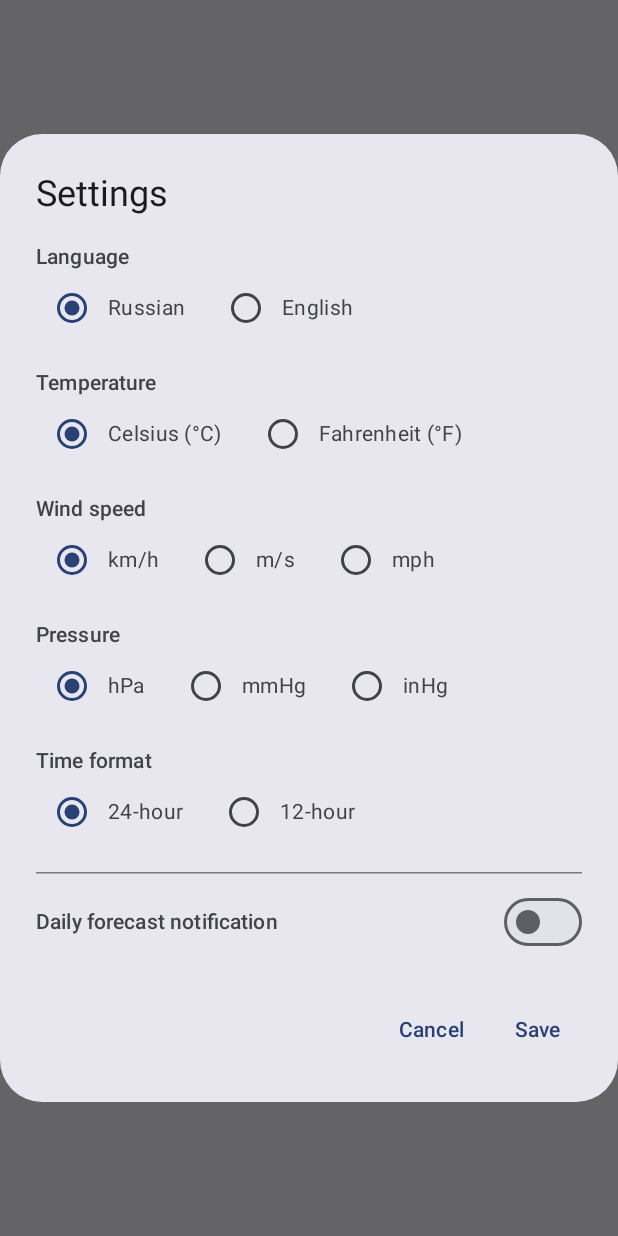
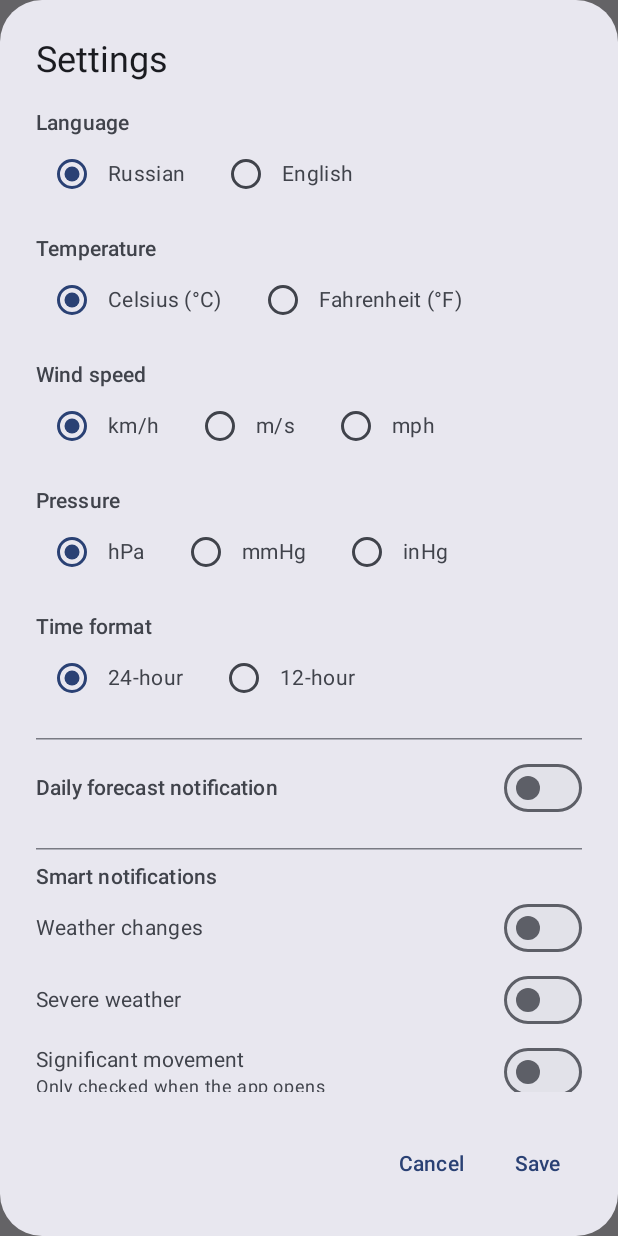
Before and after one commit to KitsuruDev/MobileApp-Weather, an Android app built with Jetpack Compose: the composable SettingsDialog shown on its own in the app's theme, on a phone screen of 412 x 824 dp. Run offline under Robolectric (Android 15) with nearby library versions, the phone set to English and light mode, and no system bars; 2 statements that could not run were skipped.

Commit message:
Добавлены новые уведомления

```diff
--- a/app/src/main/java/com/example/appweather/data/AppSettings.kt
+++ b/app/src/main/java/com/example/appweather/data/AppSettings.kt
@@ -10,9 +10,11 @@ data class AppSettings(
     val language: String = "ru",
     val timeFormat: String = "24h",
     val notificationsEnabled: Boolean = false,
-    val notificationTime: String = "08:00"
+    val notificationTime: String = "08:00",
+    val weatherChangeNotificationsEnabled: Boolean = false,
+    val severeWeatherNotificationsEnabled: Boolean = false,
+    val movementNotificationsEnabled: Boolean = false
 ) {
-    // вызывает у созданного load-ом объекта
     fun save(context: Context) {
         val prefs = context.getSharedPreferences("weather_settings", Context.MODE_PRIVATE)
         prefs.edit {
@@ -23,10 +25,12 @@ data class AppSettings(
             putString("time_format", timeFormat)
             putBoolean("notifications_enabled", notificationsEnabled)
             putString("notification_time", notificationTime)
+            putBoolean("weather_change_notifications_enabled", weatherChangeNotificationsEnabled)
+            putBoolean("severe_weather_notifications_enabled", severeWeatherNotificationsEnabled)
+            putBoolean("movement_notifications_enabled", movementNotificationsEnabled)
         }
     }
 
-    // статическая функция (для вызова не надо объект класса создавать)
     companion object {
         fun load(context: Context): AppSettings {
             val prefs = context.getSharedPreferences("weather_settings", Context.MODE_PRIVATE)
@@ -37,7 +41,10 @@ data class AppSettings(
                 language = prefs.getString("language", "ru") ?: "ru",
                 timeFormat = prefs.getString("time_format", "24h") ?: "24h",
                 notificationsEnabled = prefs.getBoolean("notifications_enabled", false),
-                notificationTime = prefs.getString("notification_time", "08:00") ?: "08:00"
+                notificationTime = prefs.getString("notification_time", "08:00") ?: "08:00",
+                weatherChangeNotificationsEnabled = prefs.getBoolean("weather_change_notifications_enabled", false),
+                severeWeatherNotificationsEnabled = prefs.getBoolean("severe_weather_notifications_enabled", false),
+                movementNotificationsEnabled = prefs.getBoolean("movement_notifications_enabled", false)
             )
         }
     }
--- a/app/src/main/java/com/example/appweather/ui/components/SettingsDialog.kt
+++ b/app/src/main/java/com/example/appweather/ui/components/SettingsDialog.kt
@@ -2,6 +2,8 @@ package com.example.appweather.ui.components
 
 import android.app.TimePickerDialog
 import androidx.compose.foundation.layout.*
+import androidx.compose.foundation.rememberScrollState
+import androidx.compose.foundation.verticalScroll
 import androidx.compose.material3.*
 import androidx.compose.runtime.*
 import androidx.compose.ui.Alignment
@@ -12,25 +14,6 @@ import androidx.compose.ui.unit.dp
 import com.example.appweather.R
 import com.example.appweather.data.AppSettings
 import androidx.compose.foundation.layout.FlowRow
-
-// форматирует "HH:mm" для отображения на кнопке с учётом настроек
-private fun formatNotificationTime(time24: String, timeFormat: String): String {
-    if (timeFormat != "12h") return time24
-    return try {
-        val parts = time24.split(":")
-        val h = parts[0].toInt()
-        val m = parts[1].toInt()
-        val amPm = if (h < 12) "AM" else "PM"
-        val h12 = when {
-            h == 0 -> 12
-            h > 12 -> h - 12
-            else -> h
-        }
-        "%02d:%02d %s".format(h12, m, amPm)
-    } catch (e: Exception) {
-        time24
-    }
-}
 
 @Composable
 fun SettingsDialog(
@@ -47,11 +30,16 @@ fun SettingsDialog(
     var notificationsEnabled by remember { mutableStateOf(currentSettings.notificationsEnabled) }
     var notificationTime by remember { mutableStateOf(currentSettings.notificationTime) }
 
+    var weatherChangeEnabled by remember { mutableStateOf(currentSettings.weatherChangeNotificationsEnabled) }
+    var severeWeatherEnabled by remember { mutableStateOf(currentSettings.severeWeatherNotificationsEnabled) }
+    var movementEnabled by remember { mutableStateOf(currentSettings.movementNotificationsEnabled) }
+
     AlertDialog(
         onDismissRequest = onDismiss,
         title = { Text(stringResource(R.string.settings)) },
         text = {
-            Column {
+            // Добавлен verticalScroll, чтобы окно прокручивалось при нехватке высоты
+            Column(modifier = Modifier.verticalScroll(rememberScrollState())) {
                 // Язык
                 Text(stringResource(R.string.language), style = MaterialTheme.typography.titleSmall)
                 Row(verticalAlignment = Alignment.CenterVertically) {
@@ -124,10 +112,10 @@ fun SettingsDialog(
                 }
 
                 Spacer(modifier = Modifier.height(16.dp))
+                HorizontalDivider()
+                Spacer(modifier = Modifier.height(8.dp))
 
                 // Ежедневный прогноз в уведомлении
-                HorizontalDivider()
-                Spacer(modifier = Modifier.height(8.dp))
                 Row(
                     modifier = Modifier.fillMaxWidth(),
                     verticalAlignment = Alignment.CenterVertically,
@@ -156,11 +144,9 @@ fun SettingsDialog(
                                 val parts = notificationTime.split(":")
                                 val h = parts.getOrNull(0)?.toIntOrNull() ?: 8
                                 val m = parts.getOrNull(1)?.toIntOrNull() ?: 0
-                                // is24HourView = false, если выбран 12-часовой формат
                                 TimePickerDialog(
                                     context,
                                     { _, pickedH, pickedM ->
-                                        // onTimeSet всегда возвращает часы 0..23 — сохраняем в 24-часовом
                                         notificationTime = "%02d:%02d".format(pickedH, pickedM)
                                     },
                                     h, m,
@@ -168,10 +154,61 @@ fun SettingsDialog(
                                 ).show()
                             }
                         ) {
-                            // отображаем время с учётом выбранного формата
                             Text(formatNotificationTime(notificationTime, timeFormat))
                         }
                     }
+                }
+
+                Spacer(modifier = Modifier.height(16.dp))
+                HorizontalDivider()
+                Spacer(modifier = Modifier.height(8.dp))
+
+                // Умные уведомления
+                Text(
+                    stringResource(R.string.smart_notifications),
+                    style = MaterialTheme.typography.titleSmall
+                )
+
+                Row(
+                    modifier = Modifier.fillMaxWidth(),
+                    verticalAlignment = Alignment.CenterVertically,
+                    horizontalArrangement = Arrangement.SpaceBetween
+                ) {
+                    Text(stringResource(R.string.weather_change_toggle))
+                    Switch(
+                        checked = weatherChangeEnabled,
+                        onCheckedChange = { weatherChangeEnabled = it }
+                    )
+                }
+                Row(
+                    modifier = Modifier.fillMaxWidth(),
+                    verticalAlignment = Alignment.CenterVertically,
+                    horizontalArrangement = Arrangement.SpaceBetween
+                ) {
+                    Text(stringResource(R.string.severe_weather_toggle))
+                    Switch(
+                        checked = severeWeatherEnabled,
+                        onCheckedChange = { severeWeatherEnabled = it }
+                    )
+                }
+                Row(
+                    modifier = Modifier.fillMaxWidth(),
+                    verticalAlignment = Alignment.CenterVertically,
+                    horizontalArrangement = Arrangement.SpaceBetween
+                ) {
+                    // Колонка с текстом занимает всё доступное место, Switch жмётся вправо
+                    Column(modifier = Modifier.weight(1f).padding(end = 8.dp)) {
+                        Text(stringResource(R.string.movement_toggle))
+                        Text(
+                            stringResource(R.string.movement_hint),
+                            style = MaterialTheme.typography.bodySmall,
+                            color = MaterialTheme.colorScheme.onSurfaceVariant
+                        )
+                    }
+                    Switch(
+                        checked = movementEnabled,
+                        onCheckedChange = { movementEnabled = it }
+                    )
                 }
             }
         },
@@ -185,7 +222,10 @@ fun SettingsDialog(
                         language = language,
                         timeFormat = timeFormat,
                         notificationsEnabled = notificationsEnabled,
-                        notificationTime = notificationTime
+                        notificationTime = notificationTime,
+                        weatherChangeNotificationsEnabled = weatherChangeEnabled,
+                        severeWeatherNotificationsEnabled = severeWeatherEnabled,
+                        movementNotificationsEnabled = movementEnabled
                     )
                 )
                 onDismiss()
@@ -200,3 +240,22 @@ fun SettingsDialog(
         }
     )
 }
+
+// Вспомогательная функция для форматирования времени на кнопке
+private fun formatNotificationTime(time24: String, timeFormat: String): String {
+    if (timeFormat != "12h") return time24
+    return try {
+        val parts = time24.split(":")
+        val h = parts[0].toInt()
+        val m = parts[1].toInt()
+        val amPm = if (h < 12) "AM" else "PM"
+        val h12 = when {
+            h == 0 -> 12
+            h > 12 -> h - 12
+            else -> h
+        }
+        "%02d:%02d %s".format(h12, m, amPm)
+    } catch (e: Exception) {
+        time24
+    }
+}
--- a/app/src/main/res/values/strings.xml
+++ b/app/src/main/res/values/strings.xml
@@ -96,4 +96,26 @@
     <string name="notification_rain_chance">Rain</string>
     <string name="daily_notification">Daily forecast notification</string>
     <string name="notification_time">Notification time</string>
+    <string name="alerts_channel_name">Weather alerts</string>
+    <string name="alerts_channel_description">Weather changes, severe conditions and movement</string>
+
+    <string name="smart_notifications">Smart notifications</string>
+    <string name="weather_change_toggle">Weather changes</string>
+    <string name="severe_weather_toggle">Severe weather</string>
+    <string name="movement_toggle">Significant movement</string>
+    <string name="movement_hint">Only checked when the app opens</string>
+
+    <string name="notification_change_title">Weather change in %1$s</string>
+    <string name="notification_change_text">%1$s → %2$s, %3$s</string>
+    <string name="notification_severe_title">⚠ Weather alert for %1$s</string>
+    <string name="notification_movement_title">You are in a new city</string>
+    <string name="notification_movement_text">Welcome to %1$s! %2$s, %3$s</string>
+
+    <string name="severe_wind">Strong wind</string>
+    <string name="severe_thunderstorm">Thunderstorm</string>
+    <string name="severe_snow">Heavy snow</string>
+    <string name="severe_rain">Heavy rain</string>
+    <string name="severe_uv">Very high UV</string>
+    <string name="severe_heat">Extreme heat</string>
+    <string name="severe_cold">Severe frost</string>
 </resources>
```
Also changed, not shown: app/src/main/java/com/example/appweather/MainActivity.kt (+30 -16 lines), app/src/main/java/com/example/appweather/notifications/NotificationHelper.kt (+103 -37 lines), app/src/main/java/com/example/appweather/notifications/NotificationScheduler.kt (+29 -16 lines), app/src/main/java/com/example/appweather/notifications/WeatherAlertWorker.kt (added, +112 -0 lines), app/src/main/java/com/example/appweather/viewmodel/WeatherViewModel.kt (+60 -7 lines), 1 other file.
